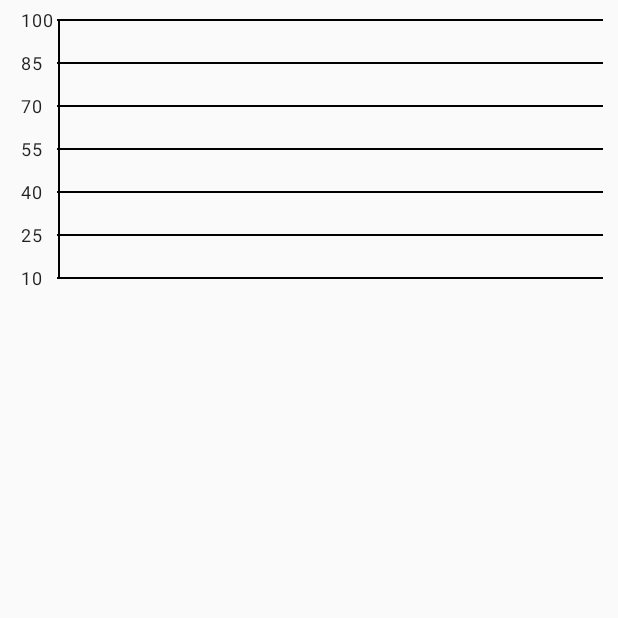
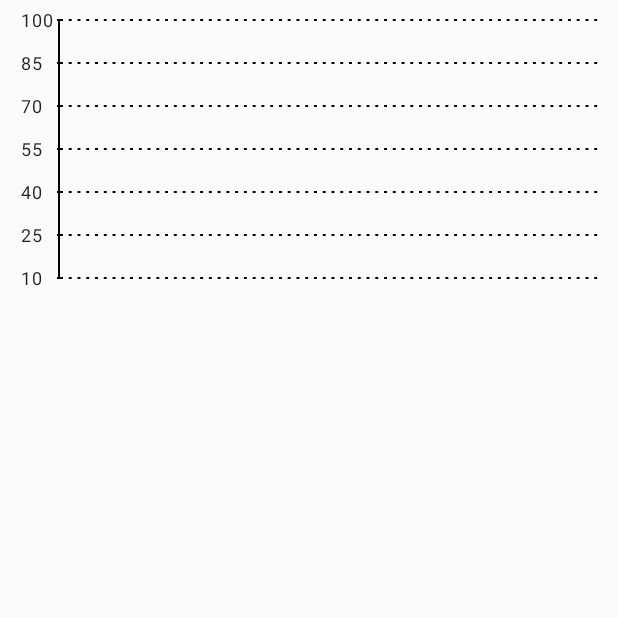
Before and after one commit to dmitry-stakhov/vico, an Android app built with Jetpack Compose: the screen it shows after launch (MainActivity), on a phone screen of 412 x 824 dp, the top half of it. Run offline under Robolectric (Android 15) with nearby library versions, the phone set to English and light mode, and no system bars.

Commit message:
Add guidelines shape

```diff
--- a/shared/src/commonMain/kotlin/component/shape/ShapeComponent.kt
+++ b/shared/src/commonMain/kotlin/component/shape/ShapeComponent.kt
@@ -127,7 +127,7 @@ public open class ShapeComponent(
         }
 
         drawShape(paint)
-        if (strokeWidthPx > 0f && strokeColor.alpha > 0) drawShape(strokePaint)
+//        if (strokeWidthPx > 0f && strokeColor.alpha > 0) drawShape(strokePaint)
 
         DebugHelper.drawDebugBounds(
             context = this,
--- a/shared/src/commonMain/kotlin/v2/axis/AxisComponents.kt
+++ b/shared/src/commonMain/kotlin/v2/axis/AxisComponents.kt
@@ -3,8 +3,6 @@ package v2.axis
 import androidx.compose.foundation.background
 import androidx.compose.foundation.layout.Box
 import androidx.compose.foundation.layout.fillMaxHeight
-import androidx.compose.foundation.layout.fillMaxWidth
-import androidx.compose.foundation.layout.height
 import androidx.compose.foundation.layout.padding
 import androidx.compose.foundation.layout.size
 import androidx.compose.foundation.layout.width
@@ -12,7 +10,9 @@ import androidx.compose.material.Divider
 import androidx.compose.material.Text
 import androidx.compose.runtime.Composable
 import androidx.compose.ui.Modifier
+import androidx.compose.ui.draw.clip
 import androidx.compose.ui.graphics.Color
+import androidx.compose.ui.graphics.Shape
 import androidx.compose.ui.text.style.TextAlign
 import androidx.compose.ui.text.style.TextOverflow
 import androidx.compose.ui.unit.Dp
@@ -20,6 +20,7 @@ import androidx.compose.ui.unit.TextUnit
 import androidx.compose.ui.unit.dp
 import com.patrykandpatrick.vico.compose.style.currentChartStyle
 import com.patrykandpatrick.vico.core.DefaultDimens
+import com.patrykandpatrick.vico.core.component.shape.DashedShape
 
 @Composable
 public fun AxisLabel(
@@ -86,8 +87,10 @@ public fun VerticalAxisLine(
 public fun VerticalAxisGuideline(
     thickness: Dp = 1.dp,
     color: Color = Color.Black,
+    shape: Shape = DashedShape()
 ) {
     Divider(
+        modifier = Modifier.clip(shape),
         thickness = thickness,
         color = color
     )
@@ -121,11 +124,13 @@ public fun HorizontalAxisLine(
 public fun HorizontalAxisGuideline(
     thickness: Dp = 1.dp,
     color: Color = Color.Black,
+    shape: Shape = DashedShape(),
 ) {
     Box(
         Modifier
             .fillMaxHeight()
             .width(thickness)
+            .clip(shape)
             .background(color = color)
     )
 }
--- a/shared/src/commonMain/kotlin/v2/axis/VerticalAxis.kt
+++ b/shared/src/commonMain/kotlin/v2/axis/VerticalAxis.kt
@@ -1,26 +1,14 @@
 package v2.axis
 
-import androidx.compose.foundation.background
-import androidx.compose.foundation.layout.Box
-import androidx.compose.foundation.layout.fillMaxHeight
-import androidx.compose.foundation.layout.padding
-import androidx.compose.foundation.layout.width
-import androidx.compose.material.Divider
-import androidx.compose.material.Text
 import androidx.compose.runtime.Composable
 import androidx.compose.runtime.remember
 import androidx.compose.ui.Alignment
-import androidx.compose.ui.Modifier
-import androidx.compose.ui.graphics.Color
 import androidx.compose.ui.layout.Placeable
 import androidx.compose.ui.layout.SubcomposeMeasureScope
 import androidx.compose.ui.unit.Constraints
 import androidx.compose.ui.unit.Density
 import androidx.compose.ui.unit.IntSize
 import androidx.compose.ui.unit.LayoutDirection
-import androidx.compose.ui.unit.dp
-import androidx.compose.ui.unit.sp
-import com.patrykandpatrick.vico.core.DefaultDimens
 import com.patrykandpatrick.vico.core.axis.AxisPosition
 import com.patrykandpatrick.vico.core.chart.insets.HorizontalInsets
 import com.patrykandpatrick.vico.core.chart.insets.Insets
@@ -36,8 +24,8 @@ private const val LABELS_KEY = "labels"
 private const val TITLE_ABS_ROTATION_DEGREES = 90f
 
 public class VerticalAxis<Position : AxisPosition.Vertical>(
-    public override val position: Position,
-    public override val label: @Composable (label: String) -> Unit,
+    override val position: Position,
+    override val label: @Composable (label: String) -> Unit,
     override val tick: @Composable () -> Unit,
     override val axisLine: @Composable () -> Unit,
     override val guideline: @Composable () -> Unit,
```
Also changed, not shown: shared/src/commonMain/kotlin/App.kt (+0 -7 lines), shared/src/commonMain/kotlin/v2/axis/HorizontalAxis.kt (+3 -5 lines).
